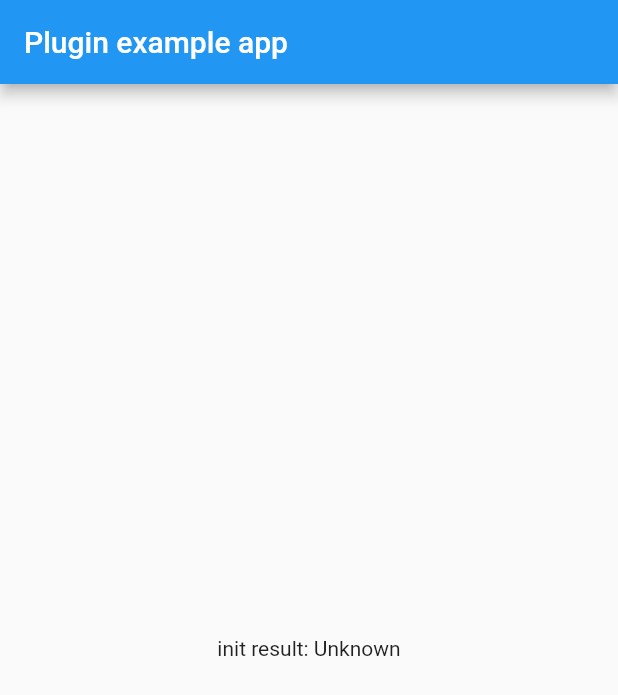
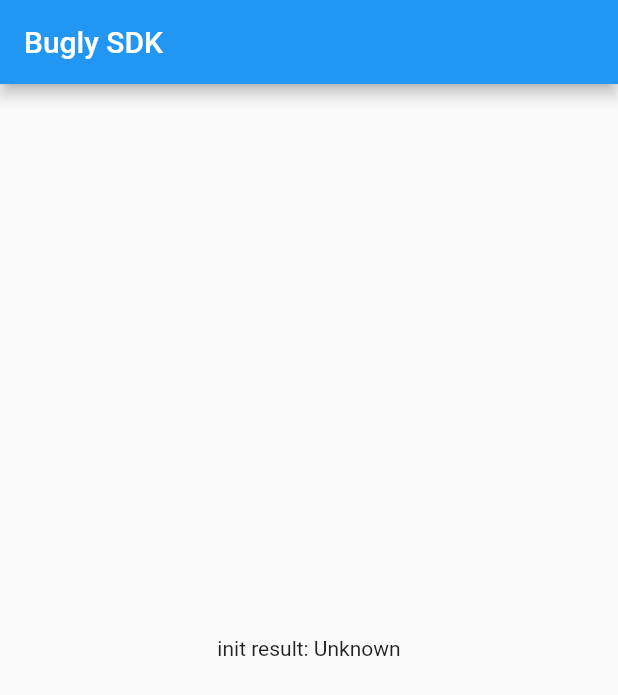
Before and after one commit to crazecoder/flutter_bugly, a Flutter app: the screen it shows after launch, on a phone screen of 412 x 824 dp. Shown: the top 695 px of the screen. Run offline on Flutter 3.47's test engine with Material 2 defaults, Android fonts, the phone set to English and light mode, and no system bars.

Commit message:
更新:gradle

```diff
--- a/example/lib/main.dart
+++ b/example/lib/main.dart
@@ -63,7 +63,7 @@ class _HomePageState extends State<HomePage> {
   @override
   Widget build(BuildContext context) {
     return Scaffold(
-      appBar: AppBar(title: const Text('Plugin example app')),
+      appBar: AppBar(title: const Text('Bugly SDK')),
       body: GestureDetector(
         onTap: () {
           if (Platform.isAndroid) {
```
Also changed, not shown: 1 other file.
